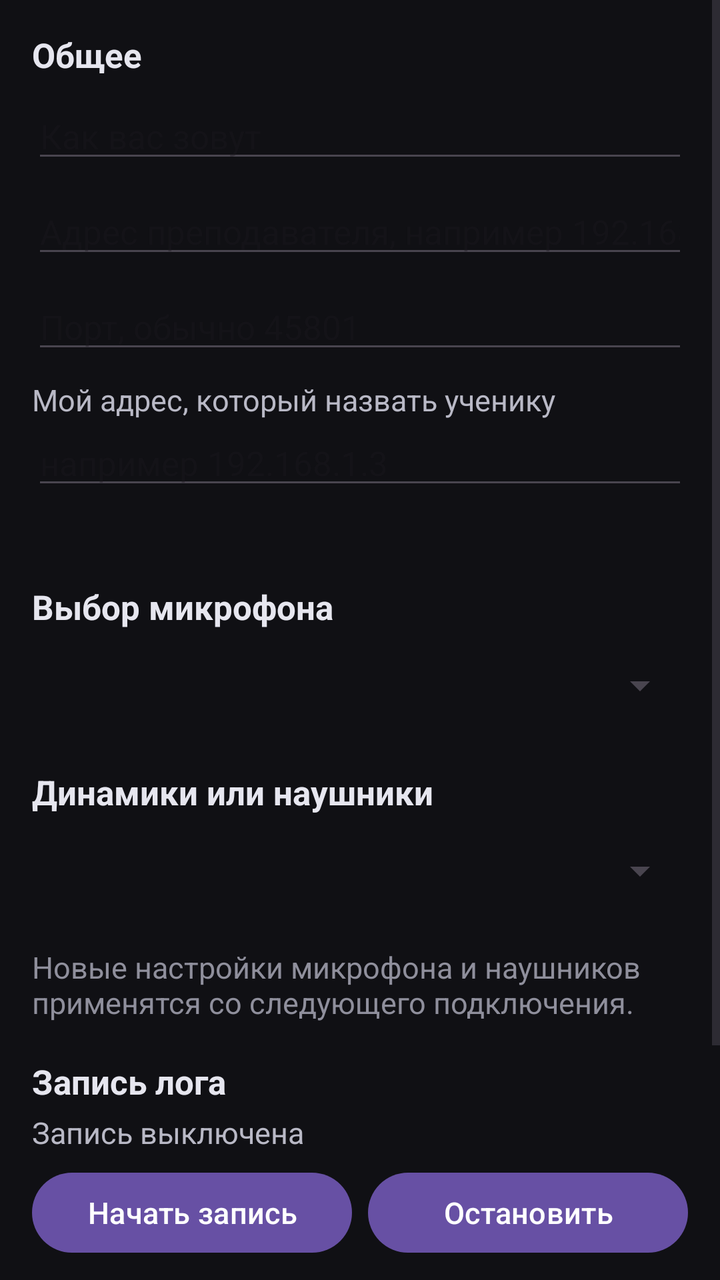
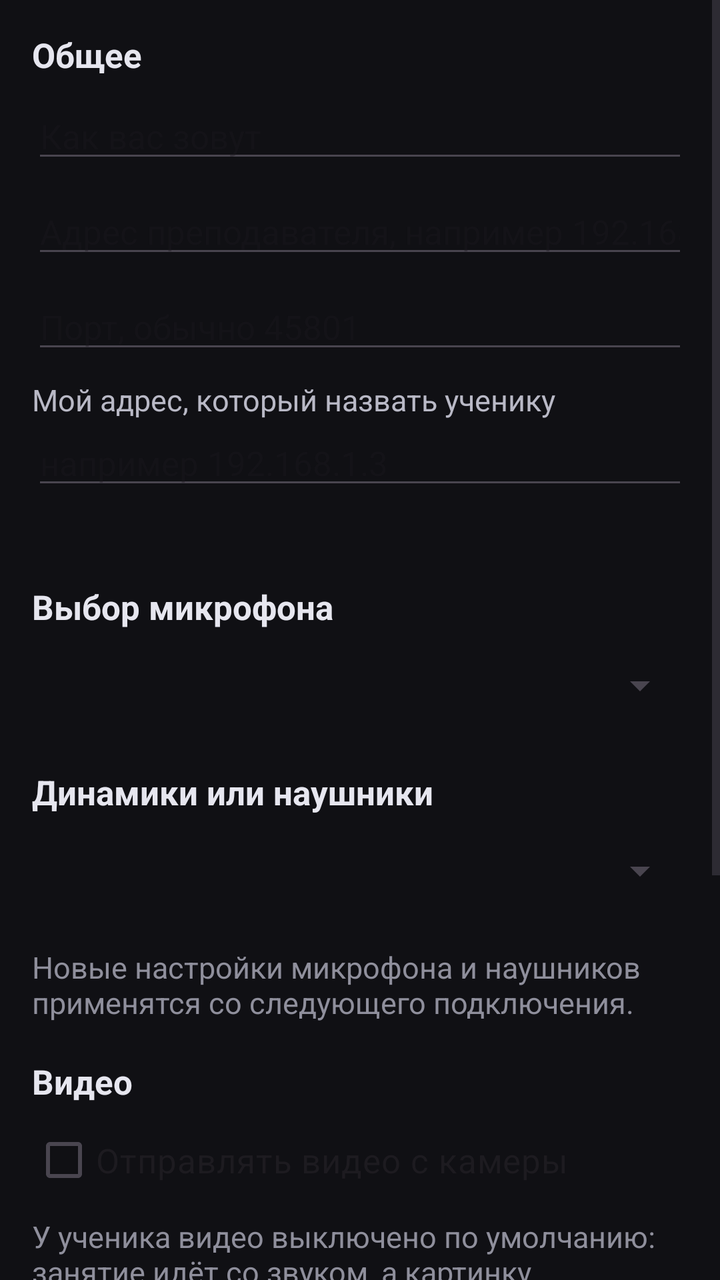

Screens rendered from an Android XML layout before and after an edit, with the pre-edit source and the edit as a unified diff.
<!-- AndroidManifest.xml: application theme Theme.MajorLad -->
<!-- res/layout/dialog_settings.xml -->
<?xml version="1.0" encoding="utf-8"?>
<ScrollView xmlns:android="http://schemas.android.com/apk/res/android"
    android:layout_width="match_parent"
    android:layout_height="wrap_content">

    <LinearLayout
        android:layout_width="match_parent"
        android:layout_height="wrap_content"
        android:orientation="vertical"
        android:padding="16dp">

        <TextView
            android:layout_width="match_parent"
            android:layout_height="wrap_content"
            android:text="Общее"
            android:textColor="#e6e6ef"
            android:textSize="17sp"
            android:textStyle="bold" />

        <EditText
            android:id="@+id/editName"
            android:layout_width="match_parent"
            android:layout_height="wrap_content"
            android:layout_marginTop="8dp"
            android:contentDescription="Как вас зовут"
            android:hint="Как вас зовут"
            android:importantForAutofill="no"
            android:inputType="textPersonName"
            android:singleLine="true"
            android:textSize="17sp" />

        <LinearLayout
            android:id="@+id/ipRow"
            android:layout_width="match_parent"
            android:layout_height="wrap_content"
            android:layout_marginTop="8dp"
            android:orientation="horizontal">

            <EditText
                android:id="@+id/editHost"
                android:layout_width="0dp"
                android:layout_height="wrap_content"
                android:layout_weight="1"
                android:contentDescription="Адрес преподавателя"
                android:hint="Адрес преподавателя, например 192.168.1.42"
                android:importantForAutofill="no"
                android:inputType="text"
                android:singleLine="true"
                android:textSize="17sp" />
        </LinearLayout>

        <EditText
            android:id="@+id/editPort"
            android:layout_width="match_parent"
            android:layout_height="wrap_content"
            android:layout_marginTop="8dp"
            android:contentDescription="Порт"
            android:hint="Порт, обычно 45801"
            android:importantForAutofill="no"
            android:inputType="number"
            android:singleLine="true"
            android:textSize="17sp" />

        <LinearLayout
            android:id="@+id/ownAddressRow"
            android:layout_width="match_parent"
            android:layout_height="wrap_content"
            android:layout_marginTop="8dp"
            android:orientation="vertical">

            <TextView
                android:layout_width="match_parent"
                android:layout_height="wrap_content"
                android:labelFor="@+id/editOwnAddress"
                android:text="Мой адрес, который назвать ученику"
                android:textColor="#b9b9c6"
                android:textSize="15sp" />

            <EditText
                android:id="@+id/editOwnAddress"
                android:layout_width="match_parent"
                android:layout_height="wrap_content"
                android:contentDescription="Адрес телефона, который назвать ученику"
                android:hint="например 192.168.1.3"
                android:importantForAutofill="no"
                android:inputType="text"
                android:singleLine="true"
                android:textSize="17sp" />

            <TextView
                android:id="@+id/ownAddressInfo"
                android:layout_width="match_parent"
                android:layout_height="wrap_content"
                android:layout_marginTop="4dp"
                android:textColor="#8f8f9c"
                android:textSize="15sp" />
        </LinearLayout>

        <TextView
            android:layout_width="match_parent"
            android:layout_height="wrap_content"
            android:layout_marginTop="18dp"
            android:text="Выбор микрофона"
            android:textColor="#e6e6ef"
            android:textSize="17sp"
            android:textStyle="bold" />

        <Spinner
            android:id="@+id/spinMic"
            android:layout_width="match_parent"
            android:layout_height="wrap_content"
            android:layout_marginTop="4dp"
            android:contentDescription="Выбор микрофона"
            android:minHeight="48dp" />

        <TextView
            android:layout_width="match_parent"
            android:layout_height="wrap_content"
            android:layout_marginTop="18dp"
            android:text="Динамики или наушники"
            android:textColor="#e6e6ef"
            android:textSize="17sp"
            android:textStyle="bold" />

        <Spinner
            android:id="@+id/spinOut"
            android:layout_width="match_parent"
            android:layout_height="wrap_content"
            android:layout_marginTop="4dp"
            android:contentDescription="Динамики или наушники"
            android:minHeight="48dp" />

        <TextView
            android:layout_width="match_parent"
            android:layout_height="wrap_content"
            android:layout_marginTop="14dp"
            android:text="Новые настройки микрофона и наушников применятся со следующего подключения."
            android:textColor="#8f8f9c"
            android:textSize="15sp" />

        <TextView
            android:layout_width="match_parent"
            android:layout_height="wrap_content"
            android:layout_marginTop="18dp"
            android:text="Запись лога"
            android:textColor="#e6e6ef"
            android:textSize="17sp"
            android:textStyle="bold" />

        <TextView
            android:id="@+id/logState"
            android:layout_width="match_parent"
            android:layout_height="wrap_content"
            android:layout_marginTop="4dp"
            android:text="Запись выключена"
            android:textColor="#b9b9c6"
            android:textSize="15sp" />

        <LinearLayout
            android:layout_width="match_parent"
            android:layout_height="wrap_content"
            android:layout_marginTop="6dp"
            android:orientation="horizontal">

            <Button
                android:id="@+id/btnLogStart"
                android:layout_width="0dp"
                android:layout_height="48dp"
                android:layout_weight="1"
                android:contentDescription="Начать запись лога"
                android:text="Начать запись"
                android:textSize="15sp" />

            <Button
                android:id="@+id/btnLogStop"
                android:layout_width="0dp"
                android:layout_height="48dp"
                android:layout_marginStart="8dp"
                android:layout_weight="1"
                android:contentDescription="Остановить запись лога"
                android:text="Остановить"
                android:textSize="15sp" />
        </LinearLayout>

        <Button
            android:id="@+id/btnLogShare"
            android:layout_width="match_parent"
            android:layout_height="48dp"
            android:layout_marginTop="8dp"
            android:contentDescription="Отправить лог"
            android:text="Отправить лог"
            android:textSize="15sp" />

        <TextView
            android:layout_width="match_parent"
            android:layout_height="wrap_content"
            android:layout_marginTop="8dp"
            android:text="Включите запись перед занятием, повторите занятие, потом остановите и нажмите «Отправить лог» — выберите Telegram и отправьте файл преподавателю."
            android:textColor="#8f8f9c"
            android:textSize="15sp" />
    </LinearLayout>
</ScrollView>
<!-- resources referenced by this layout -->
<resources>
  <style name="Theme.MajorLad" parent="Theme.Material3.DayNight.NoActionBar">
          <item name="android:statusBarColor">#101014</item>
          <item name="android:navigationBarColor">#101014</item>
          <item name="android:windowBackground">#101014</item>
      </style>
</resources>

<!-- the commit's change to res/layout/dialog_settings.xml (unified diff, before → after) -->
@@ -142,6 +142,33 @@
             android:layout_width="match_parent"
             android:layout_height="wrap_content"
             android:layout_marginTop="18dp"
+            android:text="Видео"
+            android:textColor="#e6e6ef"
+            android:textSize="17sp"
+            android:textStyle="bold" />
+
+        <CheckBox
+            android:id="@+id/boxVideo"
+            android:layout_width="match_parent"
+            android:layout_height="wrap_content"
+            android:layout_marginTop="4dp"
+            android:contentDescription="Отправлять видео с камеры собеседнику"
+            android:minHeight="48dp"
+            android:text="Отправлять видео с камеры"
+            android:textSize="17sp" />
+
+        <TextView
+            android:layout_width="match_parent"
+            android:layout_height="wrap_content"
+            android:layout_marginTop="4dp"
+            android:text="У ученика видео выключено по умолчанию: занятие идёт со звуком, а картинку показывает преподаватель."
+            android:textColor="#8f8f9c"
+            android:textSize="15sp" />
+
+        <TextView
+            android:layout_width="match_parent"
+            android:layout_height="wrap_content"
+            android:layout_marginTop="18dp"
             android:text="Запись лога"
             android:textColor="#e6e6ef"
             android:textSize="17sp"
